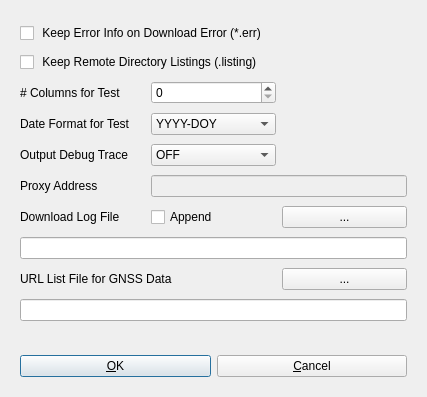
Qt form app/qtapp/rtkget_qt/getoptdlg.ui (lhuisman/myRTKLIB) before a commit.
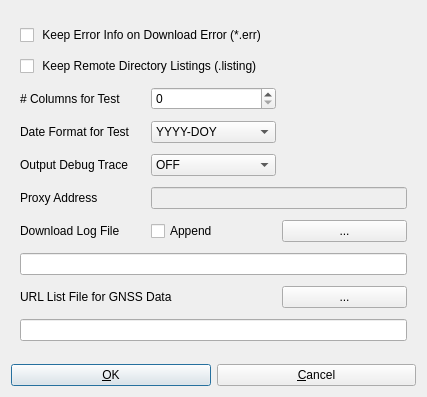
The same form after that commit.

Diff of the .ui file:
```diff
--- a/app/qtapp/rtkget_qt/getoptdlg.ui
+++ b/app/qtapp/rtkget_qt/getoptdlg.ui
@@ -225,7 +225,7 @@
       <item row="3" column="1">
        <widget class="QSpinBox" name="sBTestColumnCount">
         <property name="maximum">
-         <number>9999</number>
+         <number>200</number>
         </property>
        </widget>
       </item>
@@ -241,6 +241,18 @@
       </sizepolicy>
      </property>
      <layout class="QHBoxLayout" name="horizontalLayout">
+      <property name="leftMargin">
+       <number>0</number>
+      </property>
+      <property name="topMargin">
+       <number>0</number>
+      </property>
+      <property name="rightMargin">
+       <number>0</number>
+      </property>
+      <property name="bottomMargin">
+       <number>0</number>
+      </property>
       <item>
        <widget class="QPushButton" name="btnOk">
         <property name="toolTip">
```
Left out of the diff: 17 changed lines with no effect on the pictures.
